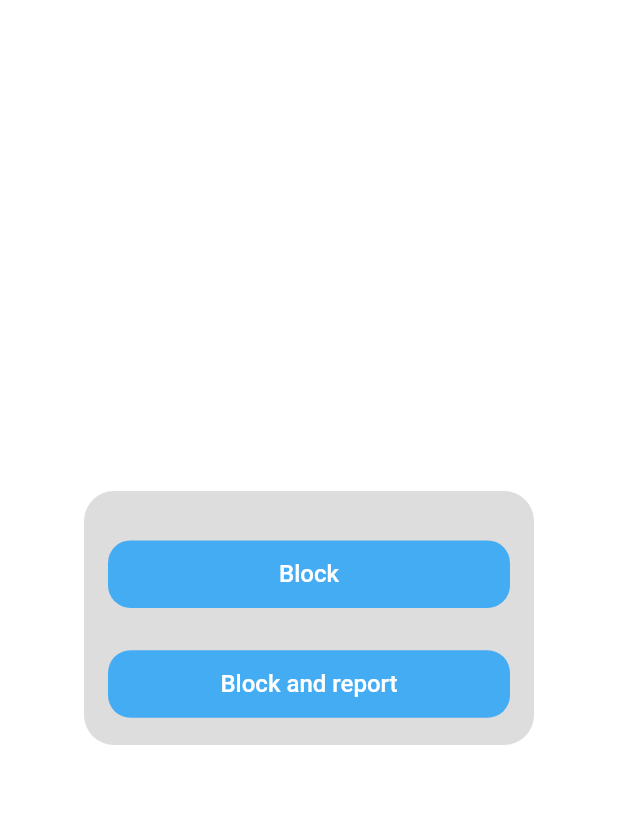
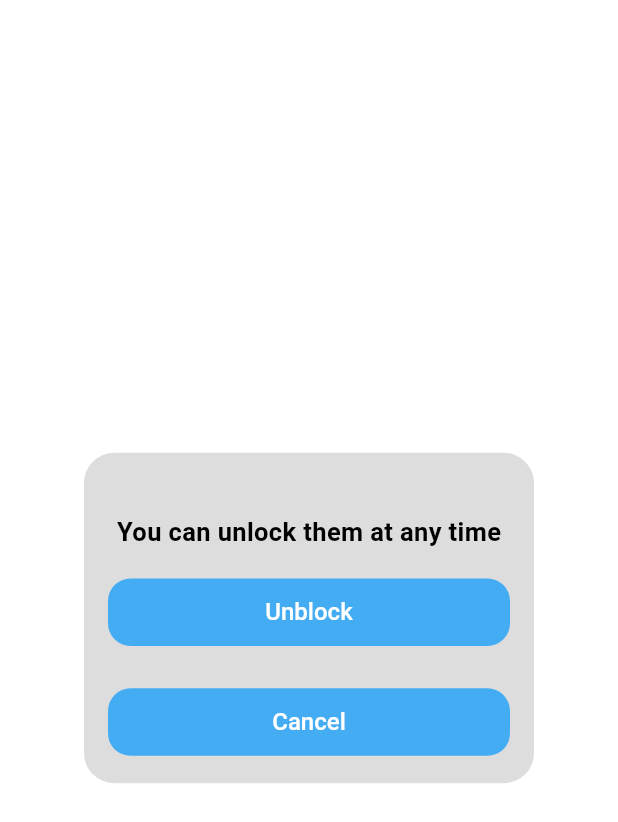
Before and after one commit to Laiba3131/new_app, a Flutter app: the BlockUserDialog widget shown alone on an empty page, opened directly, on a phone screen of 412 x 824 dp. Shown: the top 822 px of the screen. Run offline on Flutter 3.47's test engine with Material 3 defaults, Android fonts, the phone set to English and light mode, and no system bars; our stand-ins replace bot_toast, cached_network_image, carousel_slider, dio, equatable, flutter_bloc and 10 more; accounts and stored records are empty; Roboto replaces fonts that are missing (DmSans); project files that could hold a hidden picture were left out.

Commit message:
many changes done

```diff
--- a/lib/modules/profile/widgets/block_user_dialog.dart
+++ b/lib/modules/profile/widgets/block_user_dialog.dart
@@ -1,17 +1,12 @@
 import 'package:flutter/material.dart';
 import 'package:kulture/constants/app_colors.dart';
 import 'package:kulture/ui/button/primary_button.dart';
+import 'package:kulture/utils/extensions/extended_context.dart';
 import 'package:kulture/utils/heights_and_widths.dart';
 
 class BlockUserDialog extends StatelessWidget {
-  final String title;
-  final String message;
-
   const BlockUserDialog({
     super.key,
-    this.title = 'Incorrect password or email',
-    this.message =
-        'The Password or email you entered is incorrect. Please try again.',
   });
 
   @override
@@ -25,6 +20,13 @@ class BlockUserDialog extends StatelessWidget {
         child: Column(
           mainAxisSize: MainAxisSize.min,
           children: [
+            h2,
+            Text(
+              'You can unlock them at any time',
+              style: context.textTheme.bodyMedium
+                  ?.copyWith(fontSize: 17, fontWeight: FontWeight.w700),
+            ),
+            h1,
             PrimaryButton(
               height: 45,
               onPressed: () async {
@@ -32,7 +34,7 @@ class BlockUserDialog extends StatelessWidget {
                 // await Future.delayed(const Duration(milliseconds: 200));
                 // BottomSheetService.showReportSheet(context);
               },
-            title: 'Block',
+              title: 'Unblock',
               backgroundColor: AppColors.primaryColor,
               shadowColor: AppColors.transparent,
               titleColor: AppColors.white,
@@ -46,13 +48,14 @@ class BlockUserDialog extends StatelessWidget {
                 // await Future.delayed(const Duration(milliseconds: 200));
                 // BottomSheetService.showReportSheet(context);
               },
-            title: 'Block and report',
+              title: 'Cancel',
               backgroundColor: AppColors.primaryColor,
               shadowColor: AppColors.transparent,
               titleColor: AppColors.white,
               borderRadius: 15,
             ),
-           h1, ],
+            h1,
+          ],
         ),
       ),
     );
--- a/lib/modules/profile/widgets/share_this_profile_sheet.dart
+++ b/lib/modules/profile/widgets/share_this_profile_sheet.dart
@@ -157,8 +157,8 @@ class _ShareThisProfileSheetState extends State<ShareThisProfileSheet> {
         SizedBox(
           width: 50,
           height: 50,
-          child: SvgPicture.asset(
-            Assets.shareIcon,
+          child: Image.asset(
+            Assets.sheetIcon1,
             height: 12,
           ),
         ),
```
Also changed, not shown: lib/modules/home/widgets/delete_bottom_sheet.dart (+0 -13 lines), lib/modules/profile/pages/user_profile_screen.dart (+15 -8 lines), lib/modules/settings/pages/block_user_screen.dart (+8 -1 lines), lib/generated/assets.dart. Lines whose indentation alone changed are shown as unchanged.
